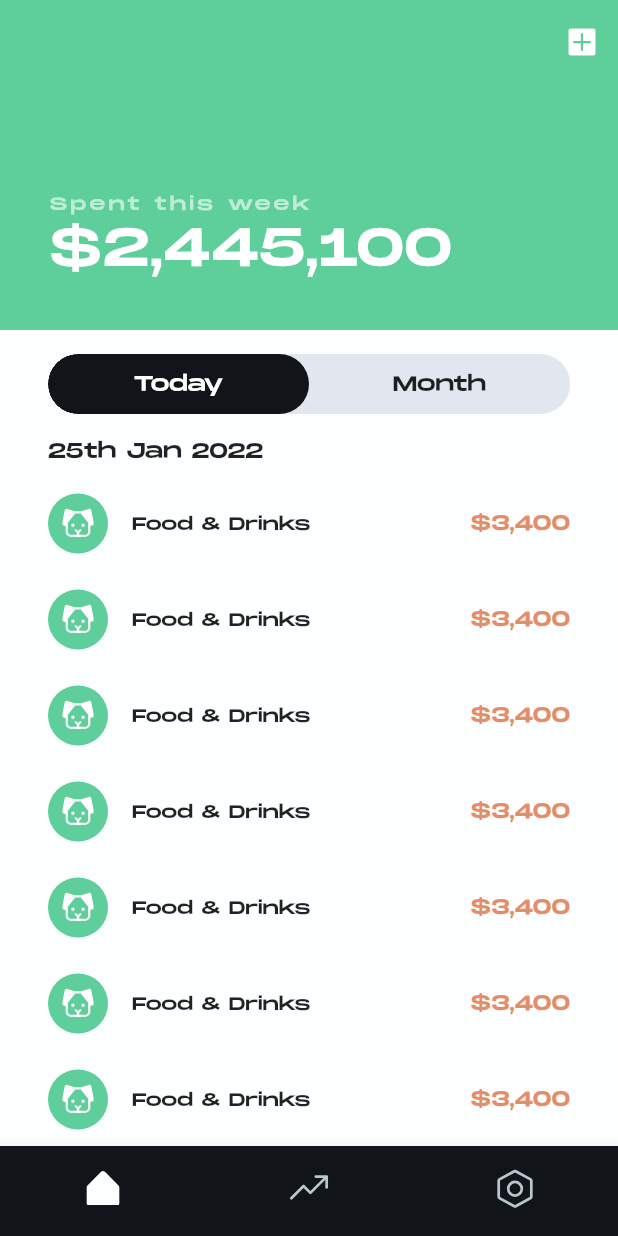
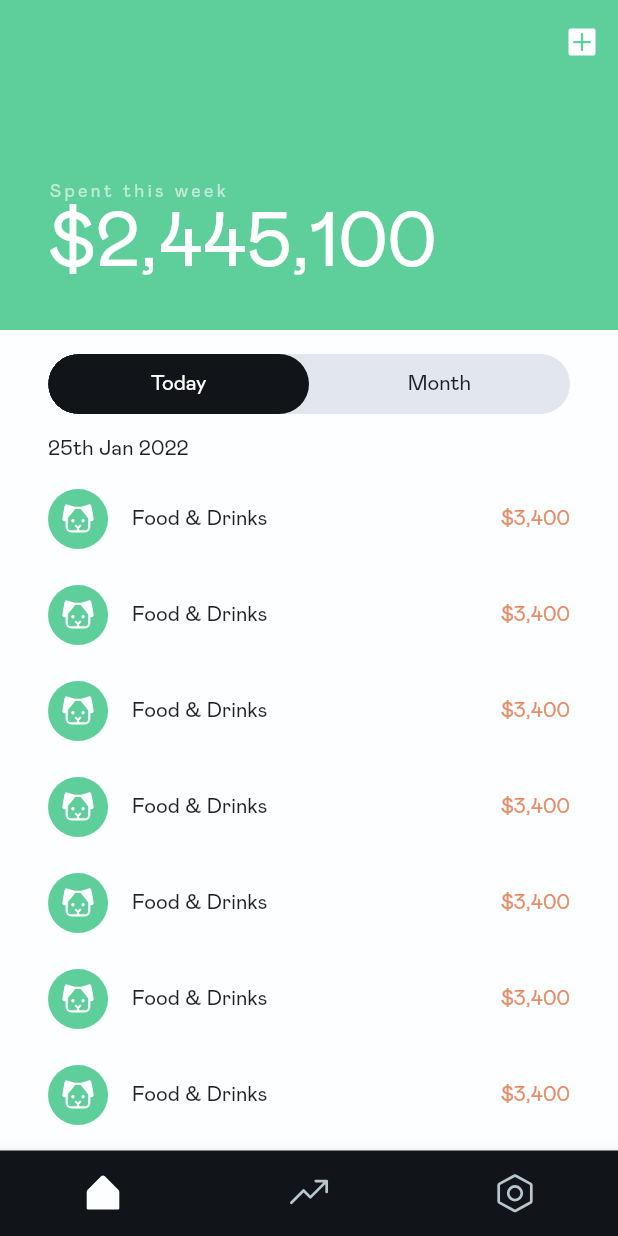
Before and after one commit to Iamstanlee/expense_bud, a Flutter app: the screen it shows after launch, after a tap on "GET STARTED", on a phone screen of 412 x 824 dp. Run offline on Flutter 3.47's test engine with Material 2 defaults, Android fonts, the phone set to English and light mode, and no system bars; our stand-ins replace flutter_riverpod, phosphor_flutter.

Commit message:
refactor styling

```diff
--- a/lib/theme.dart
+++ b/lib/theme.dart
@@ -37,7 +37,7 @@ class AppTheme {
 }
 
 class Fonts {
-  static const kPrimary = "MonumentExtended";
+  static const kPrimary = "MabryPro";
 }
 
 class Insets {
--- /dev/null
+++ b/lib/ui/home/add_entry.dart
@@ -0,0 +1,15 @@
+import 'package:expense_tracker/exports.dart';
+
+class AddEntryPage extends StatefulWidget {
+  const AddEntryPage({Key? key}) : super(key: key);
+
+  @override
+  _AddEntryPageState createState() => _AddEntryPageState();
+}
+
+class _AddEntryPageState extends State<AddEntryPage> {
+  @override
+  Widget build(BuildContext context) {
+    return Container();
+  }
+}
--- a/lib/ui/home/expense_list_item.dart
+++ b/lib/ui/home/expense_list_item.dart
@@ -5,7 +5,6 @@ class ExpenseListItem extends StatelessWidget {
 
   @override
   Widget build(BuildContext context) {
-    final textTheme = Theme.of(context).textTheme;
     return SizedBox(
       height: 64,
       child: Row(
@@ -24,17 +23,14 @@ class ExpenseListItem extends StatelessWidget {
               Gap.md,
               Text(
                 'Food & Drinks',
-                style: textTheme.bodyText2!.copyWith(
-                  fontSize: FontSizes.s12,
-                ),
-              )
+                style: context.textTheme.bodyText1!,
+              ),
             ],
           ),
           const Spacer(),
           Text(
             '\$3,400',
-            style: textTheme.bodyText2!.copyWith(
-              fontSize: FontSizes.s14,
+            style: context.textTheme.bodyText2!.copyWith(
               color: const Color(0xFFE58D67),
             ),
           )
--- a/lib/ui/home/home.dart
+++ b/lib/ui/home/home.dart
@@ -8,7 +8,6 @@ class HomePage extends StatelessWidget {
 
   @override
   Widget build(BuildContext context) {
-    final textTheme = Theme.of(context).textTheme;
     return Scaffold(
       body: CustomScrollView(
         slivers: [
@@ -25,29 +24,7 @@ class HomePage extends StatelessWidget {
                 ),
               )
             ],
-            flexibleSpace: FlexibleSpaceBar(
-              title: Column(
-                mainAxisSize: MainAxisSize.min,
-                crossAxisAlignment: CrossAxisAlignment.start,
-                children: [
-                  Text(
-                    'Spent this week',
-                    style: textTheme.overline!.copyWith(
-                      color: Colors.white60,
-                      fontSize: FontSizes.s8,
-                    ),
-                  ),
-                  Text(
-                    '\$2,445,100',
-                    style: textTheme.headline5!.copyWith(color: Colors.white),
-                  ),
-                ],
-              ),
-              titlePadding: const EdgeInsets.only(
-                left: Insets.lg,
-                bottom: Insets.lg,
-              ),
-            ),
+            flexibleSpace: const _FlexibleSpaceBar(),
           ),
           SliverList(
               delegate: SliverChildListDelegate(
@@ -75,7 +52,7 @@ class HomePage extends StatelessWidget {
                           ),
                           child: Center(
                               child: Text('Today',
-                                  style: textTheme.bodyText1!.copyWith(
+                                  style: context.textTheme.bodyText1!.copyWith(
                                     color: Colors.white,
                                   ))),
                         ),
@@ -91,7 +68,7 @@ class HomePage extends StatelessWidget {
                           child: Center(
                             child: Text(
                               'Month',
-                              style: textTheme.bodyText1!.copyWith(
+                              style: context.textTheme.bodyText1!.copyWith(
                                   // color: Colors.white,
                                   ),
                             ),
@@ -104,7 +81,8 @@ class HomePage extends StatelessWidget {
               ),
               Padding(
                 padding: const EdgeInsets.symmetric(horizontal: Insets.lg),
-                child: Text('25th Jan 2022', style: textTheme.bodyText1!),
+                child:
+                    Text('25th Jan 2022', style: context.textTheme.bodyText1!),
               ),
               const SizedBox(height: Insets.sm),
               for (int i = 0; i < 27; i++)
@@ -119,3 +97,36 @@ class HomePage extends StatelessWidget {
     );
   }
 }
+
+class _FlexibleSpaceBar extends StatelessWidget {
+  const _FlexibleSpaceBar({Key? key}) : super(key: key);
+
+  @override
+  Widget build(BuildContext context) {
+    return FlexibleSpaceBar(
+      title: Column(
+        mainAxisSize: MainAxisSize.min,
+        crossAxisAlignment: CrossAxisAlignment.start,
+        children: [
+          Text(
+            'Spent this week',
+            style: context.textTheme.overline!.copyWith(
+              color: Colors.white60,
+              fontSize: FontSizes.s8,
+            ),
+          ),
+          const Gap(2),
+          Text(
+            '\$2,445,100',
+            style: context.textTheme.headline4!.copyWith(color: Colors.white),
+          ),
+        ],
+      ),
+      titlePadding: const EdgeInsets.only(
+        left: Insets.lg,
+        right: Insets.lg,
+        bottom: Insets.lg,
+      ),
+    );
+  }
+}
--- a/lib/ui/main.dart
+++ b/lib/ui/main.dart
@@ -1,5 +1,4 @@
 import 'package:expense_tracker/exports.dart';
-import 'package:expense_tracker/providers/main_provider.dart';
 
 class MainPage extends ConsumerStatefulWidget {
   const MainPage({Key? key}) : super(key: key);
--- a/lib/ui/onboarding.dart
+++ b/lib/ui/onboarding.dart
@@ -14,15 +14,13 @@ class OnboardingPage extends StatelessWidget {
             const Gap(Insets.lg),
             Text(
               '\$',
-              style: Theme.of(context)
-                  .textTheme
-                  .headline2!
-                  .copyWith(color: AppColors.kDark),
+              style:
+                  context.textTheme.headline2!.copyWith(color: AppColors.kDark),
             ),
             const Gap(64),
             const Info(
               'Add entries',
-              'Keep track of your income, expenses',
+              'Keep track of your income and expenses',
               PhosphorIcons.tray,
             ),
             const Gap(Insets.lg),
@@ -57,7 +55,6 @@ class Info extends StatelessWidget {
 
   @override
   Widget build(BuildContext context) {
-    final textTheme = Theme.of(context).textTheme;
     return Row(
       children: [
         Icon(
@@ -71,12 +68,13 @@ class Info extends StatelessWidget {
             children: [
               Text(
                 title,
-                style: textTheme.bodyText1,
+                style: context.textTheme.subtitle1,
               ),
               Gap.sm,
               Text(
                 subtitle,
-                style: textTheme.subtitle2!.copyWith(color: AppColors.kGrey),
+                style: context.textTheme.subtitle1!
+                    .copyWith(color: AppColors.kGrey),
               ),
             ],
           ),
--- a/lib/utils/extensions.dart
+++ b/lib/utils/extensions.dart
@@ -14,6 +14,7 @@ extension ContextExtension on BuildContext {
   double get height => getHeight();
   double get width => getWidth();
 
+  TextTheme get textTheme => Theme.of(this).textTheme;
 
   Future<T?> push<T>(Widget page) =>
       Navigator.push<T>(this, PageRouter.fadeThrough(() => page));
--- a/pubspec.yaml
+++ b/pubspec.yaml
@@ -22,6 +22,6 @@ flutter:
   assets:
     - assets/images/
   fonts:
-    - family: MonumentExtended
+    - family: MabryPro
       fonts:
-        - asset: assets/fonts/MonumentExtended-Regular.otf
+        - asset: assets/fonts/MabryPro.otf
```
Also changed, not shown: assets/fonts/MonumentExtended-Regular.otf (deleted), 1 other file.
